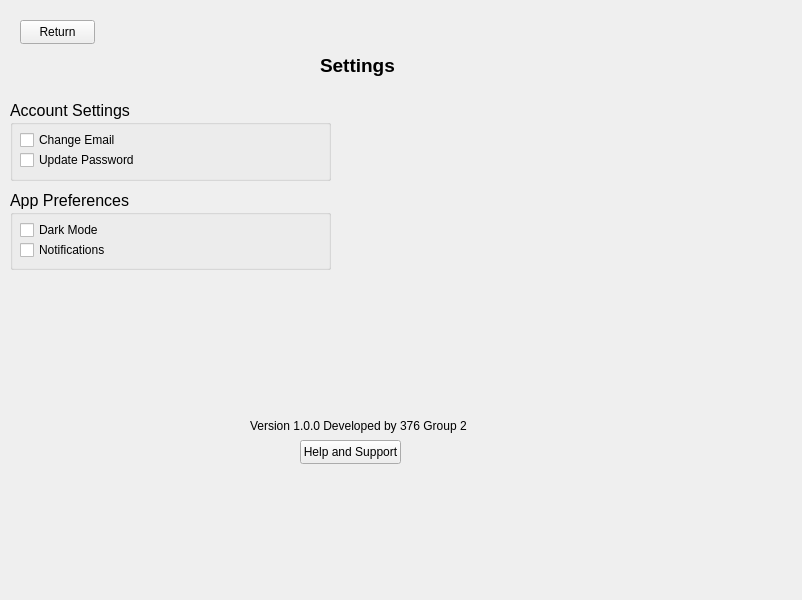
Old version of the form widget.ui in the repository ConnorGorman7/StockLab.
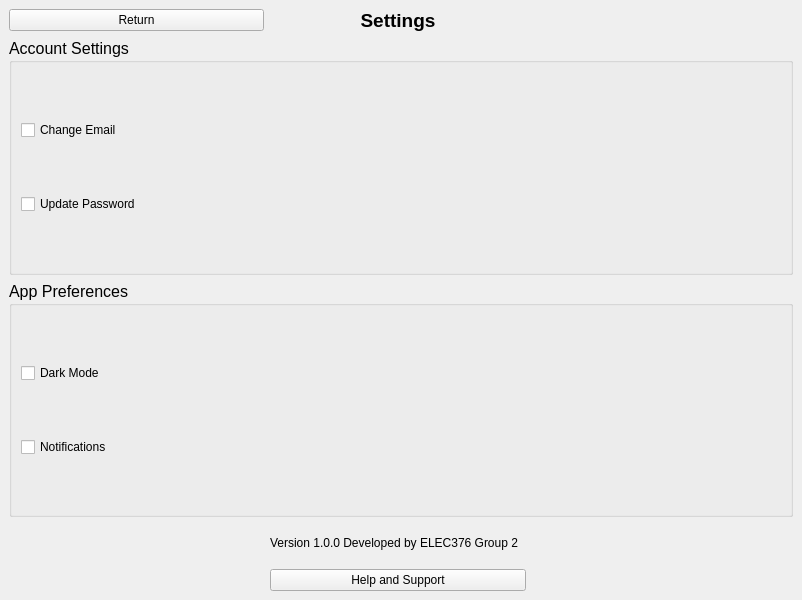
New version of the form. The open tabs and pages were chosen to show the change.

The edit to the form file:
```diff
--- a/widget.ui
+++ b/widget.ui
@@ -204,54 +204,29 @@
       </layout>
      </widget>
      <widget class="QWidget" name="settingPage">
-      <widget class="QPushButton" name="settingBackButton">
-       <property name="geometry">
-        <rect>
-         <x>20</x>
-         <y>20</y>
-         <width>75</width>
-         <height>24</height>
-        </rect>
-       </property>
-       <property name="text">
-        <string>Return</string>
-       </property>
-      </widget>
-      <widget class="QLabel" name="version">
-       <property name="geometry">
-        <rect>
-         <x>250</x>
-         <y>410</y>
-         <width>221</width>
-         <height>31</height>
-        </rect>
-       </property>
-       <property name="text">
-        <string>Version 1.0.0 Developed by 376 Group 2</string>
-       </property>
-      </widget>
+      <layout class="QGridLayout" name="gridLayout_24">
+       <item row="5" column="1">
       <widget class="QPushButton" name="helpButton">
-       <property name="geometry">
-        <rect>
-         <x>300</x>
-         <y>440</y>
-         <width>101</width>
-         <height>24</height>
-        </rect>
-       </property>
        <property name="text">
         <string>Help and Support</string>
        </property>
       </widget>
+       </item>
+       <item row="4" column="0">
+        <spacer name="horizontalSpacer_13">
+         <property name="orientation">
+          <enum>Qt::Orientation::Horizontal</enum>
+         </property>
+         <property name="sizeHint" stdset="0">
+          <size>
+           <width>40</width>
+           <height>20</height>
+          </size>
+         </property>
+        </spacer>
+       </item>
+       <item row="3" column="0" colspan="4">
       <widget class="QGroupBox" name="appPreference">
-       <property name="geometry">
-        <rect>
-         <x>10</x>
-         <y>190</y>
-         <width>321</width>
-         <height>80</height>
-        </rect>
-       </property>
        <property name="font">
         <font>
          <pointsize>12</pointsize>
@@ -260,15 +235,9 @@
        <property name="title">
         <string>App Preferences</string>
        </property>
+         <layout class="QGridLayout" name="gridLayout_31">
+          <item row="0" column="0">
        <widget class="QCheckBox" name="darkMode">
-        <property name="geometry">
-         <rect>
-          <x>10</x>
-          <y>30</y>
-          <width>91</width>
-          <height>20</height>
-         </rect>
-        </property>
         <property name="font">
          <font>
           <pointsize>9</pointsize>
@@ -278,15 +247,9 @@
          <string>Dark Mode</string>
         </property>
        </widget>
+          </item>
+          <item row="1" column="0">
        <widget class="QCheckBox" name="notification">
-        <property name="geometry">
-         <rect>
-          <x>10</x>
-          <y>50</y>
-          <width>91</width>
-          <height>20</height>
-         </rect>
-        </property>
         <property name="font">
          <font>
           <pointsize>9</pointsize>
@@ -296,35 +259,12 @@
          <string>Notifications</string>
         </property>
        </widget>
-      </widget>
-      <widget class="QLabel" name="titleSetting">
-       <property name="geometry">
-        <rect>
-         <x>320</x>
-         <y>50</y>
-         <width>81</width>
-         <height>31</height>
-        </rect>
-       </property>
-       <property name="font">
-        <font>
-         <pointsize>14</pointsize>
-         <bold>true</bold>
-        </font>
-       </property>
-       <property name="text">
-        <string>Settings</string>
-       </property>
-      </widget>
+          </item>
+         </layout>
+        </widget>
+       </item>
+       <item row="2" column="0" colspan="4">
       <widget class="QGroupBox" name="accSettings">
-       <property name="geometry">
-        <rect>
-         <x>10</x>
-         <y>100</y>
-         <width>321</width>
-         <height>81</height>
-        </rect>
-       </property>
        <property name="font">
         <font>
          <pointsize>12</pointsize>
@@ -333,15 +273,9 @@
        <property name="title">
         <string>Account Settings</string>
        </property>
+         <layout class="QGridLayout" name="gridLayout_26">
+          <item row="1" column="0">
        <widget class="QCheckBox" name="emailChange">
-        <property name="geometry">
-         <rect>
-          <x>10</x>
-          <y>30</y>
-          <width>101</width>
-          <height>20</height>
-         </rect>
-        </property>
         <property name="font">
          <font>
           <pointsize>9</pointsize>
@@ -351,15 +285,9 @@
          <string>Change Email</string>
         </property>
        </widget>
+          </item>
+          <item row="2" column="0">
        <widget class="QCheckBox" name="passUpdate">
-        <property name="geometry">
-         <rect>
-          <x>10</x>
-          <y>50</y>
-          <width>121</width>
-          <height>20</height>
-         </rect>
-        </property>
         <property name="font">
          <font>
           <pointsize>9</pointsize>
@@ -369,7 +297,85 @@
          <string>Update Password</string>
         </property>
        </widget>
-      </widget>
+          </item>
+         </layout>
+        </widget>
+       </item>
+       <item row="4" column="1" colspan="2">
+        <widget class="QLabel" name="version">
+         <property name="maximumSize">
+          <size>
+           <width>16777215</width>
+           <height>40</height>
+          </size>
+         </property>
+         <property name="text">
+          <string>Version 1.0.0 Developed by ELEC376 Group 2</string>
+         </property>
+        </widget>
+       </item>
+       <item row="4" column="3">
+        <spacer name="horizontalSpacer_14">
+         <property name="orientation">
+          <enum>Qt::Orientation::Horizontal</enum>
+         </property>
+         <property name="sizeHint" stdset="0">
+          <size>
+           <width>40</width>
+           <height>20</height>
+          </size>
+         </property>
+        </spacer>
+       </item>
+       <item row="1" column="1">
+        <widget class="QLabel" name="titleSetting">
+         <property name="sizePolicy">
+          <sizepolicy hsizetype="Expanding" vsizetype="Preferred">
+           <horstretch>0</horstretch>
+           <verstretch>0</verstretch>
+          </sizepolicy>
+         </property>
+         <property name="font">
+          <font>
+           <pointsize>14</pointsize>
+           <bold>true</bold>
+          </font>
+         </property>
+         <property name="layoutDirection">
+          <enum>Qt::LayoutDirection::LeftToRight</enum>
+         </property>
+         <property name="text">
+          <string>Settings</string>
+         </property>
+         <property name="alignment">
+          <set>Qt::AlignmentFlag::AlignCenter</set>
+         </property>
+        </widget>
+       </item>
+       <item row="1" column="0">
+        <widget class="QPushButton" name="settingBackButton">
+         <property name="text">
+          <string>Return</string>
+         </property>
+        </widget>
+       </item>
+       <item row="1" column="3">
+        <spacer name="horizontalSpacer_15">
+         <property name="orientation">
+          <enum>Qt::Orientation::Horizontal</enum>
+         </property>
+         <property name="sizeType">
+          <enum>QSizePolicy::Policy::Minimum</enum>
+         </property>
+         <property name="sizeHint" stdset="0">
+          <size>
+           <width>40</width>
+           <height>20</height>
+          </size>
+         </property>
+        </spacer>
+       </item>
+      </layout>
      </widget>
      <widget class="QWidget" name="loginPage">
       <property name="sizePolicy">
```
Left out of the diff: 6 changed lines with no effect on the pictures. Lines whose indentation alone changed are shown as unchanged.
